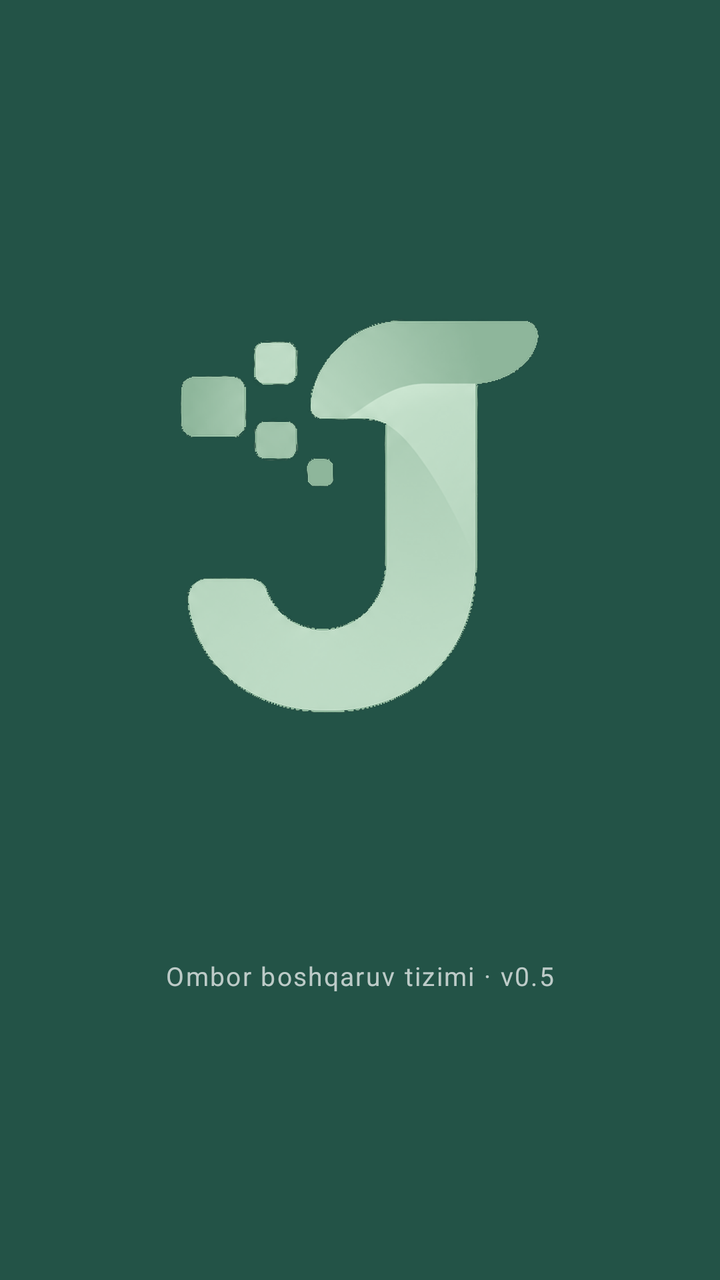
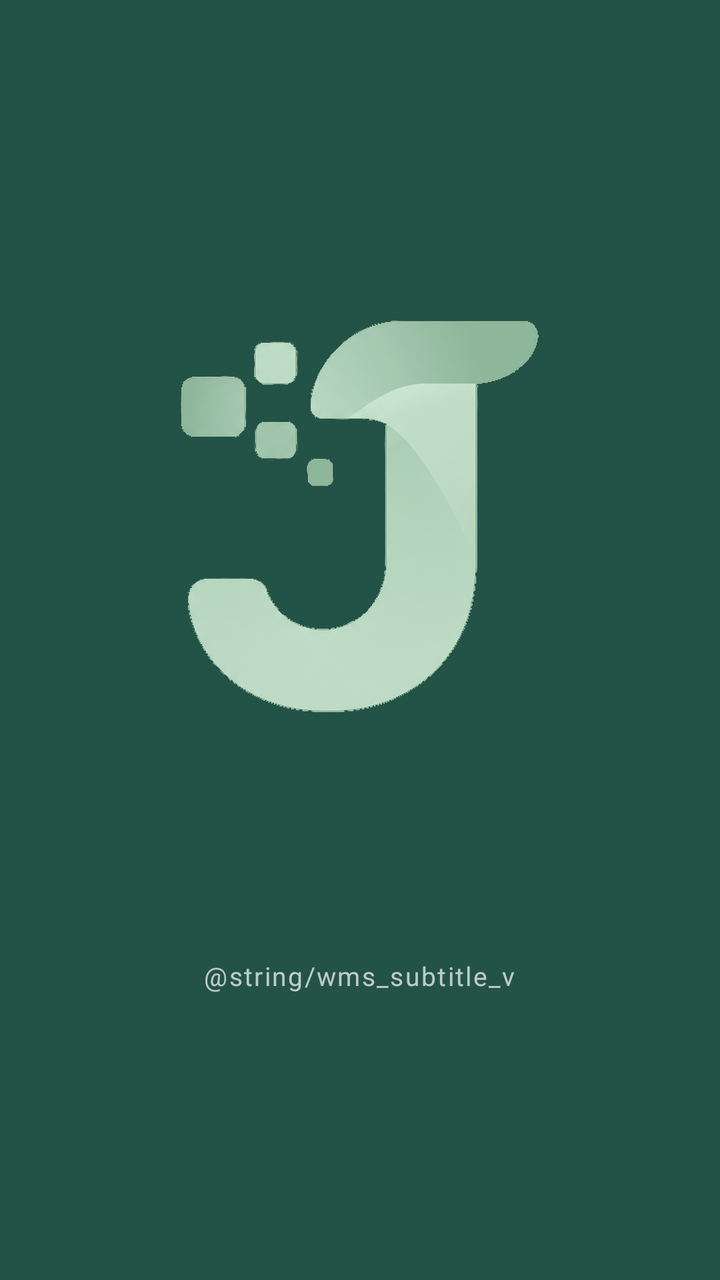

The first picture is an Android layout as it rendered before a commit; the second is the same layout after the commit. The layout source and the unified diff follow.
<!-- AndroidManifest.xml: activity theme Theme.SevimliTZD.Splash -->
<!-- res/layout/activity_splash.xml -->
<?xml version="1.0" encoding="utf-8"?>
<LinearLayout xmlns:android="http://schemas.android.com/apk/res/android"
    android:layout_width="match_parent"
    android:layout_height="match_parent"
    android:orientation="vertical"
    android:gravity="center"
    android:background="@color/brand">

    <ImageView
        android:id="@+id/splashLogo"
        android:layout_width="230dp"
        android:layout_height="230dp"
        android:src="@drawable/logo"
        android:contentDescription="TSD" />

    <ProgressBar
        android:id="@+id/splashProgress"
        android:layout_width="26dp"
        android:layout_height="26dp"
        android:layout_marginTop="34dp"
        android:indeterminateTint="@color/white70" />

    <TextView
        android:id="@+id/splashVersion"
        android:layout_width="wrap_content"
        android:layout_height="wrap_content"
        android:layout_marginTop="46dp"
        android:text="Ombor boshqaruv tizimi · v0.5"
        android:textColor="@color/white70"
        android:textSize="13sp"
        android:letterSpacing="0.06" />
</LinearLayout>
<!-- resources referenced by this layout -->
<resources>
  <color name="brand">#235347</color>
  <color name="white70">#B3FFFFFF</color>
  <!-- drawable logo: png bitmap (drawable, 116259 bytes) -->
  <style name="Theme.SevimliTZD.Splash" parent="Theme.SevimliTZD">
          <item name="android:windowBackground">@color/brand</item>
          <item name="android:statusBarColor">@color/brand</item>
          <item name="android:navigationBarColor">@color/brand</item>
      </style>
  <style name="Theme.SevimliTZD" parent="Theme.Material3.Light.NoActionBar">
          <item name="colorPrimary">@color/brand</item>
          <item name="colorOnPrimary">@color/white</item>
          <item name="android:statusBarColor">@color/brand_dark</item>
          <item name="android:windowBackground">@color/bg_light</item>
          
          <item name="android:alertDialogTheme">@style/JamlovDialog</item>
      </style>
  <color name="white">#FFFFFF</color>
  <color name="brand_dark">#163832</color>
  <color name="bg_light">#F5F9F6</color>
  <style name="JamlovDialog" parent="android:Theme.Material.Light.Dialog.Alert">
          <item name="android:windowBackground">@drawable/j_dialog_bg</item>
          <item name="android:colorAccent">@color/brand</item>
          <item name="android:textColorPrimary">@color/text_dark</item>
          <item name="android:textColorSecondary">@color/text_dark</item>
          <item name="android:windowTitleStyle">@style/JamlovDialogTitle</item>
          <item name="android:buttonBarPositiveButtonStyle">@style/JamlovDialogBtn</item>
          <item name="android:buttonBarNegativeButtonStyle">@style/JamlovDialogBtn</item>
          <item name="android:buttonBarNeutralButtonStyle">@style/JamlovDialogBtn</item>
          
          <item name="android:windowMinWidthMajor">88%</item>
          <item name="android:windowMinWidthMinor">92%</item>
      </style>
  <!-- drawable j_dialog_bg (drawable) -->
  <?xml version="1.0" encoding="utf-8"?>
  <shape xmlns:android="http://schemas.android.com/apk/res/android" android:shape="rectangle">
      <solid android:color="@color/white"/>
      <corners android:radius="20dp"/>
  </shape>
  <color name="text_dark">#051F20</color>
  <style name="JamlovDialogTitle" parent="android:TextAppearance.Material.DialogWindowTitle">
          <item name="android:textSize">19sp</item>
          <item name="android:textStyle">bold</item>
          <item name="android:textColor">@color/text_dark</item>
      </style>
  <style name="JamlovDialogBtn" parent="android:Widget.Material.Button.Borderless.Colored">
          <item name="android:textColor">@color/brand</item>
          <item name="android:textSize">16sp</item>
          <item name="android:textStyle">bold</item>
          <item name="android:textAllCaps">false</item>
          <item name="android:minHeight">52dp</item>
          <item name="android:minWidth">92dp</item>
      </style>
</resources>

<!-- the commit's change to res/layout/activity_splash.xml (unified diff, before → after) -->
@@ -11,7 +11,7 @@
         android:layout_width="230dp"
         android:layout_height="230dp"
         android:src="@drawable/logo"
-        android:contentDescription="TSD" />
+        android:contentDescription="@string/tsd" />
 
     <ProgressBar
         android:id="@+id/splashProgress"
@@ -25,7 +25,7 @@
         android:layout_width="wrap_content"
         android:layout_height="wrap_content"
         android:layout_marginTop="46dp"
-        android:text="Ombor boshqaruv tizimi · v0.5"
+        android:text="@string/wms_subtitle_v"
         android:textColor="@color/white70"
         android:textSize="13sp"
         android:letterSpacing="0.06" />
<!-- resource entries referenced after the edit -->
@@ -3,6 +3,8 @@
   <color name="brand">#235347</color>
   <color name="white70">#B3FFFFFF</color>
   <!-- drawable logo: png bitmap (drawable, 116259 bytes) -->
+  <string name="tsd" translatable="false">TSD</string>
+  <string name="wms_subtitle_v">Ombor boshqaruv tizimi · v0.5</string>
   <style name="Theme.SevimliTZD.Splash" parent="Theme.SevimliTZD">
           <item name="android:windowBackground">@color/brand</item>
           <item name="android:statusBarColor">@color/brand</item>
